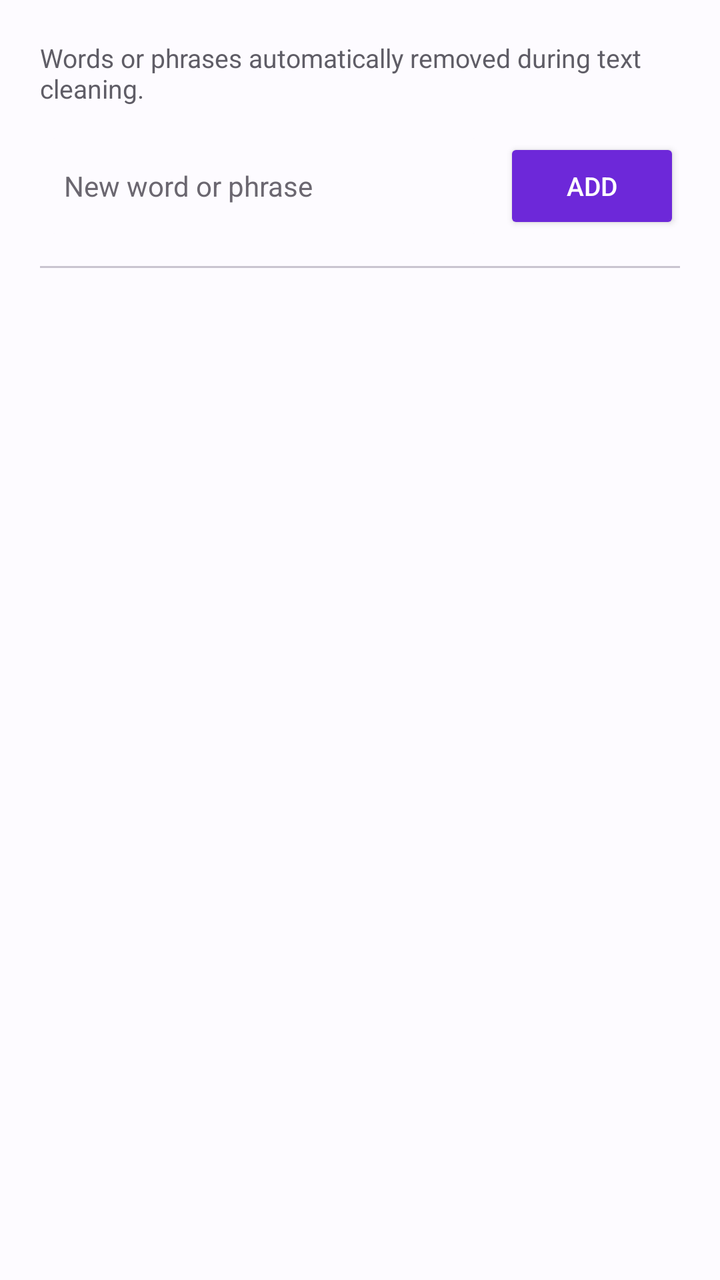
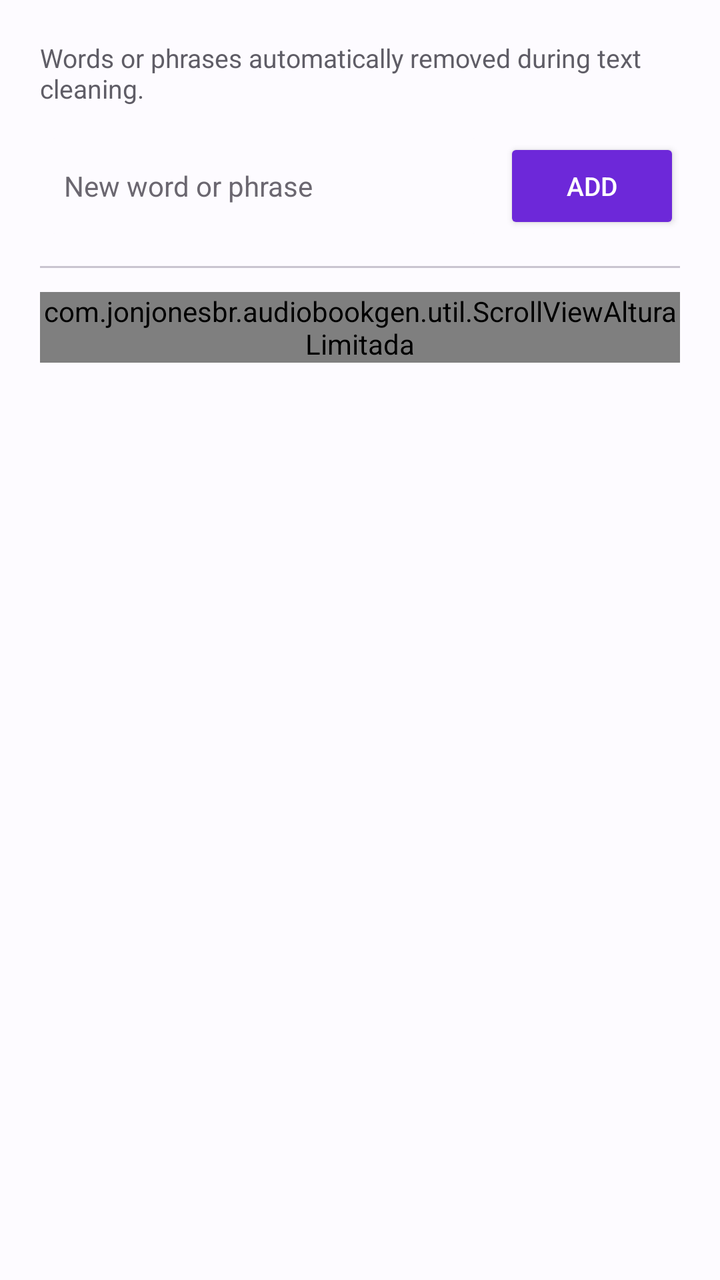

The first picture is an Android layout as it rendered before a commit; the second is the same layout after the commit. The layout source and the unified diff follow.
<!-- AndroidManifest.xml: application theme AppTheme -->
<!-- res/layout/dialog_blacklist.xml -->
<?xml version="1.0" encoding="utf-8"?>
<LinearLayout
    xmlns:android="http://schemas.android.com/apk/res/android"
    android:layout_width="match_parent"
    android:layout_height="wrap_content"
    android:orientation="vertical"
    android:padding="20dp">

    <TextView
        android:layout_width="match_parent"
        android:layout_height="wrap_content"
        android:text="@string/desc_blacklist"
        android:textColor="@color/color_on_surface_muted"
        android:textSize="13sp"
        android:layout_marginBottom="16dp"/>

    <LinearLayout
        android:layout_width="match_parent"
        android:layout_height="wrap_content"
        android:orientation="horizontal"
        android:gravity="center_vertical"
        android:layout_marginBottom="16dp">

        <EditText
            android:id="@+id/etNovoTermo"
            android:layout_width="0dp"
            android:layout_height="48dp"
            android:layout_weight="1"
            android:hint="@string/hint_novo_termo"
            android:textColor="@color/color_on_surface"
            android:textColorHint="@color/color_on_surface_faint"
            android:textSize="14sp"
            android:background="@drawable/bg_card_dialogo"
            android:paddingStart="12dp"
            android:paddingEnd="12dp"
            android:inputType="text"
            android:maxLines="1"
            android:layout_marginEnd="8dp"/>

        <Button
            android:id="@+id/btnAdicionarTermo"
            android:layout_width="wrap_content"
            android:layout_height="wrap_content"
            android:minHeight="48dp"
            android:text="@string/btn_adicionar"
            android:textColor="?attr/colorOnPrimary"
            android:textSize="13sp"
            android:backgroundTint="?attr/colorPrimary"/>

    </LinearLayout>

    <View
        android:layout_width="match_parent"
        android:layout_height="1dp"
        android:background="?attr/colorOutline"
        android:layout_marginBottom="12dp"/>

    <ScrollView
        android:layout_width="match_parent"
        android:layout_height="250dp"
        android:overScrollMode="never"
        android:scrollbars="none">

        <LinearLayout
            android:id="@+id/containerTermos"
            android:layout_width="match_parent"
            android:layout_height="wrap_content"
            android:orientation="vertical"/>

    </ScrollView>

</LinearLayout>
<!-- resources referenced by this layout -->
<resources>
  <!-- drawable bg_card_dialogo (drawable) -->
  <?xml version="1.0" encoding="utf-8"?>
  <shape xmlns:android="http://schemas.android.com/apk/res/android"
      android:shape="rectangle">
      <solid android:color="?attr/colorSurface"/>
      <corners android:radius="8dp"/>
  </shape>
  <string name="btn_adicionar">Add</string>
  <string name="desc_blacklist">Words or phrases automatically removed during text cleaning.</string>
  <string name="hint_novo_termo">New word or phrase</string>
  <style name="LylyTransicao">
          <item name="android:activityOpenEnterAnimation">@anim/fade_in</item>
          <item name="android:activityOpenExitAnimation">@anim/fade_out</item>
          <item name="android:activityCloseEnterAnimation">@anim/fade_in</item>
          <item name="android:activityCloseExitAnimation">@anim/fade_out</item>
      </style>
  <style name="LylyFolhaDialogo" parent="ThemeOverlay.Material3.BottomSheetDialog">
          <item name="bottomSheetStyle">@style/LylyFolha</item>
      </style>
  <style name="LylyDialogo" parent="ThemeOverlay.Material3.Dialog.Alert">
          <item name="android:windowBackground">@drawable/fundo_dialogo</item>
          <item name="android:textColorPrimary">?attr/colorOnSurface</item>
          <item name="android:textColorSecondary">?attr/colorOnSurfaceVariant</item>
          <item name="editTextColor">?attr/colorOnSurface</item>
          <item name="colorControlNormal">?attr/colorOnSurfaceVariant</item>
          <item name="colorControlActivated">?attr/colorPrimary</item>
          <item name="textColorAlertDialogListItem">?attr/colorOnSurface</item>
          <item name="buttonBarPositiveButtonStyle">@style/Widget.Material3.Button.TextButton.Dialog</item>
          <item name="buttonBarNegativeButtonStyle">@style/Widget.Material3.Button.TextButton.Dialog</item>
          <item name="buttonBarNeutralButtonStyle">@style/Widget.Material3.Button.TextButton.Dialog.Flush</item>
      </style>
  <style name="LylyFolha" parent="Widget.Material3.BottomSheet.Modal">
          <item name="behavior_skipCollapsed">true</item>
      </style>
  <!-- drawable fundo_dialogo (drawable) -->
  <?xml version="1.0" encoding="utf-8"?>
  <inset xmlns:android="http://schemas.android.com/apk/res/android"
      android:insetLeft="24dp"
      android:insetTop="24dp"
      android:insetRight="24dp"
      android:insetBottom="24dp">
      <shape android:shape="rectangle">
          <corners android:radius="28dp"/>
          <solid android:color="?attr/colorSurfaceContainerHigh"/>
      </shape>
  </inset>
  <!-- unchanged entries left out for length: 1 -->
</resources>

<!-- the commit's change to res/layout/dialog_blacklist.xml (unified diff, before → after) -->
@@ -55,9 +55,10 @@
         android:background="?attr/colorOutline"
         android:layout_marginBottom="12dp"/>
 
-    <ScrollView
+    
+    <com.jonjonesbr.audiobookgen.util.ScrollViewAlturaLimitada
         android:layout_width="match_parent"
-        android:layout_height="250dp"
+        android:layout_height="wrap_content"
         android:overScrollMode="never"
         android:scrollbars="none">
 
@@ -67,6 +68,6 @@
             android:layout_height="wrap_content"
             android:orientation="vertical"/>
 
-    </ScrollView>
+    </com.jonjonesbr.audiobookgen.util.ScrollViewAlturaLimitada>
 
 </LinearLayout>
